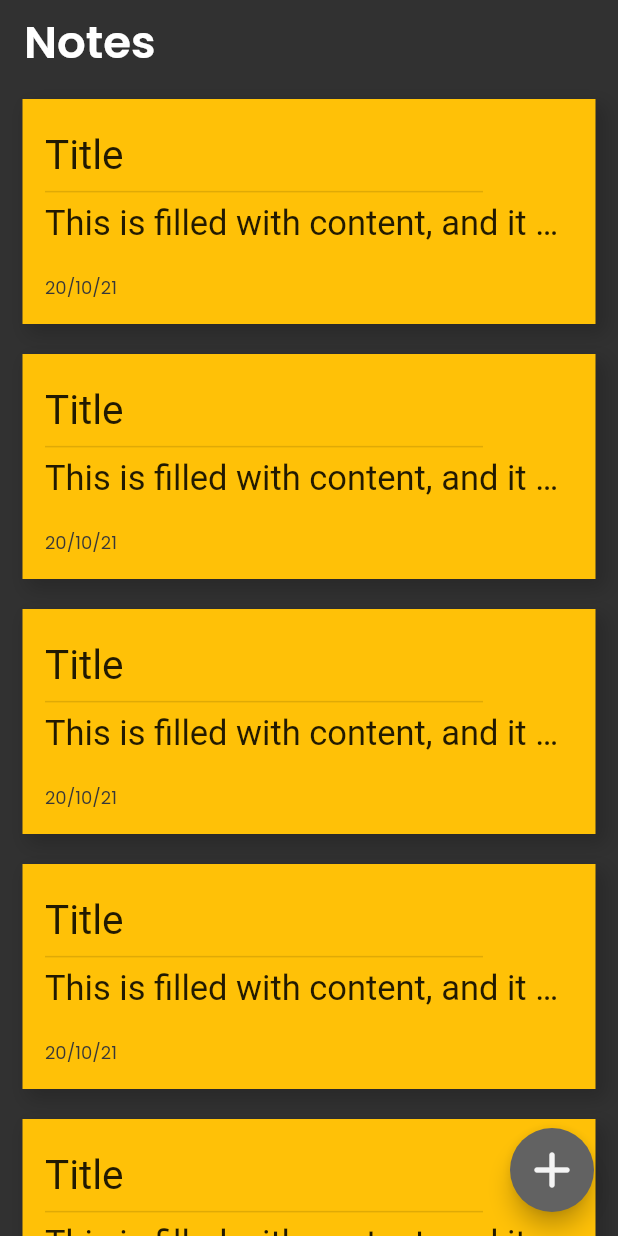
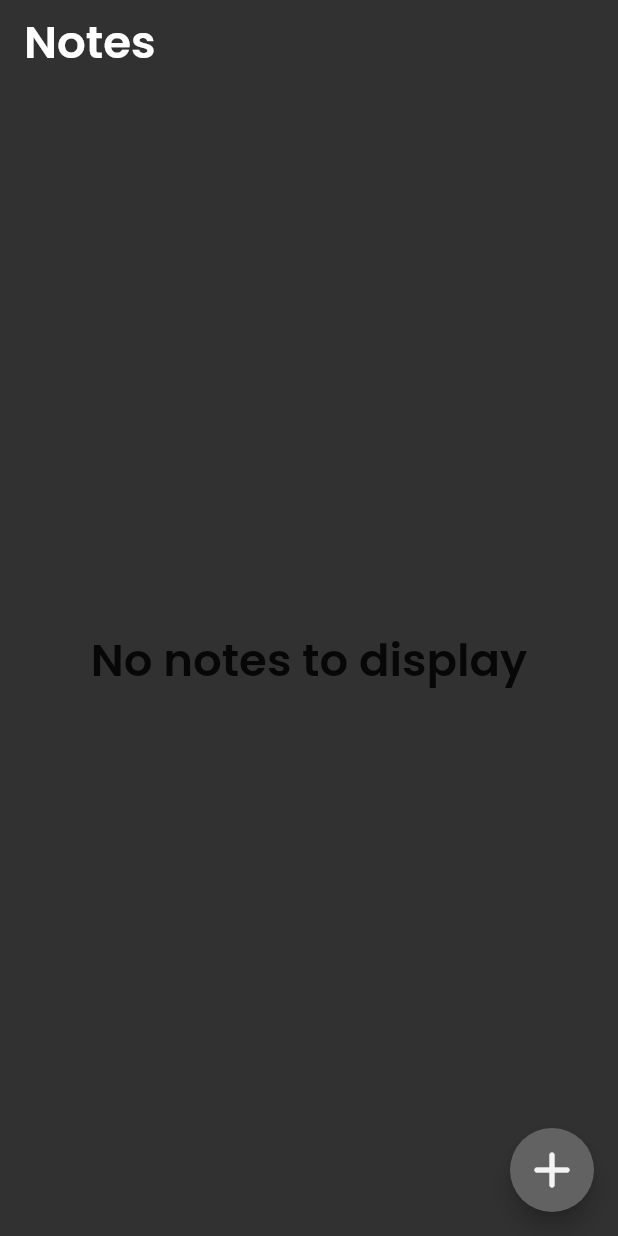
Before and after one commit to Abhishekkarunakaran/Notes_App, a Flutter app: the screen it shows after launch, on a phone screen of 412 x 824 dp. Run offline on Flutter 3.47's test engine with Material 2 defaults, Android fonts, the phone set to English and light mode, and no system bars; our stand-ins replace font_awesome_flutter, get, google_fonts, hive, hive_flutter; accounts and stored records are empty.

Commit message:
functions yet to be completed

```diff
--- a/lib/app/views/home_page.dart
+++ b/lib/app/views/home_page.dart
@@ -1,29 +1,52 @@
 import 'package:flutter/material.dart';
 import 'package:font_awesome_flutter/font_awesome_flutter.dart';
 import 'package:get/get.dart';
+import 'package:hive/hive.dart';
+import 'package:hive_flutter/hive_flutter.dart';
+import 'package:notes/app/controller/note_controller.dart';
+import 'package:notes/app/model/note_model.dart';
 import 'package:notes/app/theme/theme.dart';
 import 'package:notes/app/views/note_page.dart';
 import 'package:notes/app/views/widgets/note_card.dart';
 
+// ignore: must_be_immutable
 class Home extends StatelessWidget {
-  const Home({Key? key}) : super(key: key);
+  Home({Key? key}) : super(key: key);
+
+  NoteController noteController = NoteController();
+
+  // Box<dynamic> notes = Hive.box("notes");
 
   @override
   Widget build(BuildContext context) {
+    Box<Note> notes = Hive.box("notes");
     return Scaffold(
       appBar: AppBar(
         elevation: 0,
-        title: Text("Notes",
-        style: NTheme.titleFont),
+        title: Text("Notes", style: NTheme.titleFont),
       ),
-      body: Container(
-        child: ListView.builder(
-          itemCount: 7,
-            itemBuilder: (BuildContext context,int index) {
-              return NoteCard();
-            }
-            ),
-      ),
+      body: ValueListenableBuilder(
+          valueListenable: notes.listenable(),
+          builder: (BuildContext context, Box notes, _) {
+            if (notes.values.isEmpty)
+              return Center(
+                child: Text(
+                  "No notes to display",
+                  style: NTheme.titleFont,
+                ),
+              );
+            else
+              return ListView.builder(
+                itemCount: notes.length,
+                itemBuilder: (BuildContext context, int index) {
+                  final note = notes.getAt(index);
+                  return NoteCard(
+                    index: index,
+                    note: note,
+                  );
+                },
+              );
+          }),
       floatingActionButton: FloatingActionButton(
         backgroundColor: NTheme.buttonColor,
         child: FaIcon(
@@ -31,8 +54,8 @@ class Home extends StatelessWidget {
           color: NTheme.whiteColor,
           size: 40,
         ),
-        onPressed: (){
-          Get.to(NotePage(),transition: Transition.rightToLeftWithFade);
+        onPressed: () {
+          Get.to(NotePage(), transition: Transition.rightToLeftWithFade);
         },
       ),
     );
--- a/lib/app/views/widgets/note_card.dart
+++ b/lib/app/views/widgets/note_card.dart
@@ -1,36 +1,38 @@
 import 'package:flutter/material.dart';
 import 'package:get/get.dart';
 import 'package:google_fonts/google_fonts.dart';
+import 'package:notes/app/model/note_model.dart';
 import 'package:notes/app/theme/theme.dart';
 import 'package:notes/app/views/note_page.dart';
 
-
+// ignore: must_be_immutable
 class NoteCard extends StatelessWidget {
-
-  NoteCard({Key? key}) : super(key: key);
+  int index;
+  final Note note;
+  NoteCard({Key? key, required this.index, required this.note})
+      : super(key: key);
 
   @override
   Widget build(BuildContext context) {
     return GestureDetector(
-      onTap: (){
-        //TODO: Yet to be added
-        Get.to(NotePage(isExiting: true,),transition: Transition.rightToLeftWithFade);
+      onTap: () {
+        Get.to(
+            NotePage(
+              isExiting: true,
+            ),
+            transition: Transition.rightToLeftWithFade);
       },
       child: Container(
-        margin: EdgeInsets.symmetric(horizontal: 15,vertical: 10),
+        margin: EdgeInsets.symmetric(horizontal: 15, vertical: 10),
         height: 150,
         width: double.infinity,
-        decoration: BoxDecoration(
-          color: NTheme.noteColor,
-          boxShadow: [
+        decoration: BoxDecoration(color: NTheme.noteColor, boxShadow: [
           BoxShadow(
               color: Color(0xFF282828),
-              offset: Offset(5,5),
+              offset: Offset(5, 5),
               blurRadius: 10,
-              spreadRadius: 2
-            )
-          ]
-        ),
+              spreadRadius: 2)
+        ]),
         padding: EdgeInsets.all(15),
         child: Column(
           mainAxisAlignment: MainAxisAlignment.start,
@@ -39,7 +41,8 @@ class NoteCard extends StatelessWidget {
             Spacer(
               flex: 1,
             ),
-            Text('Title',
+            Text(
+              note.title.toString(),
               overflow: TextOverflow.ellipsis,
               maxLines: 1,
               softWrap: false,
@@ -50,9 +53,8 @@ class NoteCard extends StatelessWidget {
               color: Colors.black12,
               endIndent: 60,
             ),
-            Text(''
-                'This is filled with content, and it should show some content,'
-                'hkghkdfkgajkjdlgajlskdgka;ksd;ga;sdg',
+            Text(
+              note.body.toString(),
               overflow: TextOverflow.ellipsis,
               maxLines: 1,
               softWrap: false,
@@ -61,13 +63,9 @@ class NoteCard extends StatelessWidget {
             Spacer(
               flex: 3,
             ),
-          Text(
-                '20/10/21',
+            Text(note.date.toString(),
                 style: GoogleFonts.poppins(
-                  fontSize: 12,
-                  color: Color(0xFF383838)
-                )
-          ),
+                    fontSize: 12, color: Color(0xFF383838))),
           ],
         ),
       ),
--- a/lib/main.dart
+++ b/lib/main.dart
@@ -9,7 +9,7 @@ void main() async {
   await Hive.initFlutter();
 
   Hive.registerAdapter(NoteAdapter());
-  await Hive.openBox<Note>('notes');
+  await Hive.openBox<Note>("notes");
   runApp(MyApp());
 
 }
```
Lines whose indentation alone changed are shown as unchanged.
